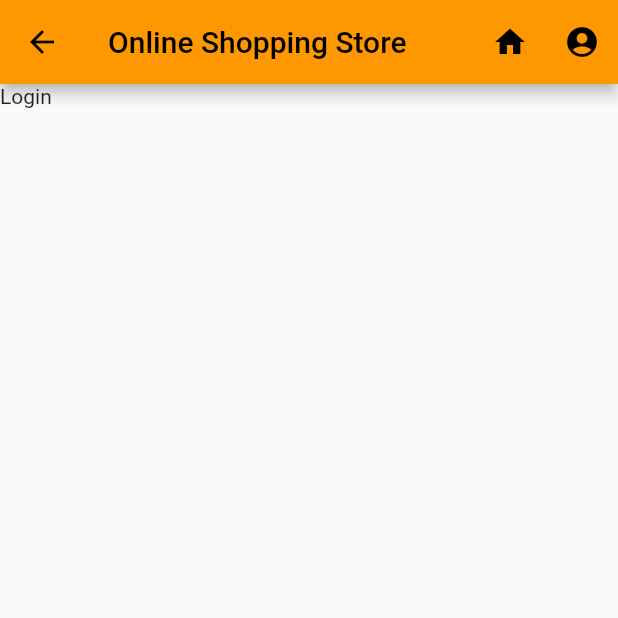
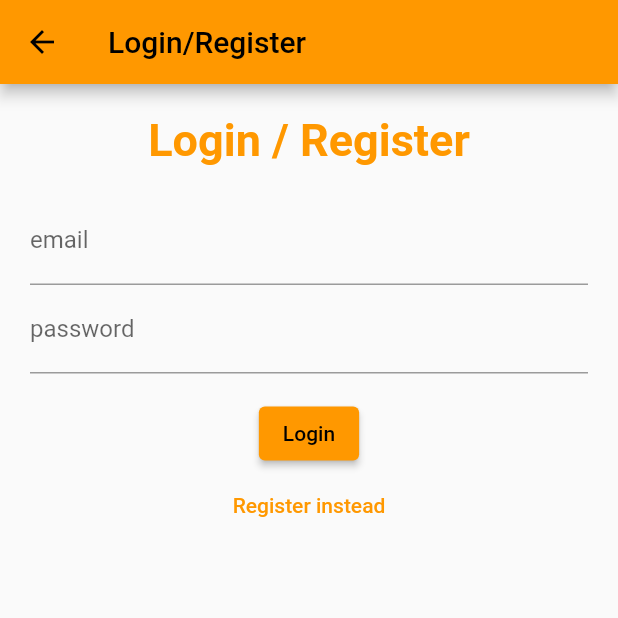
Before and after one commit to maneeshalakshani/CTSE-Online_Shopping_Store, a Flutter app: the LoginView screen opened by its route, on a phone screen of 412 x 824 dp, the top half of it. Run offline on Flutter 3.47's test engine with Material 2 defaults, Android fonts, the phone set to English and light mode, and no system bars; our stand-ins replace auto_route, firebase_auth, firebase_core; accounts and stored records are empty; network calls fail.

Commit message:
feat: login/register

```diff
--- /dev/null
+++ b/lib/models/auth.dart
@@ -0,0 +1,27 @@
+import 'package:firebase_auth/firebase_auth.dart';
+
+class Auth {
+  final FirebaseAuth _firebaseAuth = FirebaseAuth.instance;
+
+  User? get currentUser => _firebaseAuth.currentUser;
+
+  Stream<User?> get authStateChange => _firebaseAuth.authStateChanges();
+
+  Future<void> signInWithEmailAndPassword({
+    required String email,
+    required String password,
+  }) async {
+    await _firebaseAuth.signInWithEmailAndPassword(
+        email: email, password: password);
+  }
+
+  Future<void> createUserWithEmailAndPassword(
+      {required String email, required String password}) async {
+    await _firebaseAuth.createUserWithEmailAndPassword(
+        email: email, password: password);
+  }
+
+  Future<void> signOut() async {
+    await _firebaseAuth.signOut();
+  }
+}
--- a/lib/pages/auth/login.dart
+++ b/lib/pages/auth/login.dart
@@ -1,5 +1,6 @@
+import 'package:firebase_auth/firebase_auth.dart';
 import 'package:flutter/material.dart';
-import 'package:shopping_store/widgets/appBarCustom.dart';
+import 'package:shopping_store/models/auth.dart';
 
 class LoginView extends StatefulWidget {
   const LoginView({Key? key}) : super(key: key);
@@ -9,12 +10,103 @@ class LoginView extends StatefulWidget {
 }
 
 class _LoginViewState extends State<LoginView> {
+  String? errorMsg = '';
+  bool isLogin = true;
+  TextEditingController emailController = TextEditingController();
+  TextEditingController passwordController = TextEditingController();
+
+  Future<void> signInWithEmailAndPassword() async {
+    try {
+      await Auth().signInWithEmailAndPassword(
+        email: emailController.text,
+        password: passwordController.text,
+      );
+    } on FirebaseAuthException catch (e) {
+      setState(() {
+        errorMsg = e.message;
+      });
+    }
+  }
+
+  Future<void> createUserWithEmailAndPassword() async {
+    try {
+      await Auth().createUserWithEmailAndPassword(
+        email: emailController.text,
+        password: passwordController.text,
+      );
+    } on FirebaseAuthException catch (e) {
+      setState(() {
+        errorMsg = e.message;
+      });
+    }
+  }
+
+  Widget textField(String title, TextEditingController controller) {
+    return TextField(
+        controller: controller,
+        decoration: InputDecoration(
+          labelText: title,
+        ));
+  }
+
+  Widget errorMessage() {
+    return Text(errorMsg == '' ? '' : errorMsg!);
+  }
+
+  Widget submitButon(BuildContext context) {
+    return ElevatedButton(
+      onPressed: () {
+        isLogin
+            ? signInWithEmailAndPassword()
+            : createUserWithEmailAndPassword();
+      },
+      child: Text(isLogin ? "Login" : "Register"),
+    );
+  }
+
+  Widget loginOrRegisterButton() {
+    return TextButton(
+      onPressed: () {
+        setState(() {
+          isLogin = !isLogin;
+        });
+      },
+      child: Text(isLogin ? 'Register instead' : 'Login instead'),
+    );
+  }
+
   @override
   Widget build(BuildContext context) {
     return Scaffold(
-      appBar: appBarCustom(),
-      body: Text(
-        "Login"
+      appBar: AppBar(
+        title: const Text("Login/Register"),
+      ),
+      body: Column(
+        children: [
+          Padding(
+            padding: const EdgeInsets.only(top: 20),
+            child: Text(
+              "Login / Register",
+              style: TextStyle(
+                color: Colors.orange,
+                fontWeight: FontWeight.bold,
+                fontSize: 30,
+              ),
+            ),
+          ),
+          Padding(
+            padding: const EdgeInsets.all(20),
+            child: Column(
+              children: [
+                textField('email', emailController),
+                textField('password', passwordController),
+                errorMessage(),
+                submitButon(context),
+                loginOrRegisterButton(),
+              ],
+            ),
+          ),
+        ],
       ),
     );
   }
--- a/lib/widgets/appBarCustom.dart
+++ b/lib/widgets/appBarCustom.dart
@@ -1,20 +1,18 @@
 import 'package:flutter/material.dart';
+import 'package:shopping_store/models/auth.dart';
 
-PreferredSizeWidget appBarCustom(){
+PreferredSizeWidget appBarCustom() {
   return AppBar(
-    backwardsCompatibility: false,
     title: const Text("Online Shopping Store"),
     actions: [
       IconButton(
         icon: Icon(Icons.home),
-        onPressed: (){
-
-        },
+        onPressed: () {},
       ),
       IconButton(
         icon: Icon(Icons.account_circle),
-        onPressed: (){
-
+        onPressed: () {
+          Auth().signOut();
         },
       )
     ],
--- a/pubspec.yaml
+++ b/pubspec.yaml
@@ -33,6 +33,9 @@ dependencies:
     sdk: flutter
   auto_route: 5.0.1
   auto_route_generator: 5.0.2
+  cloud_firestore: ^4.4.3
+  firebase_core : ^2.7.0
+  firebase_auth: ^4.2.9
 
 
   # The following adds the Cupertino Icons font to your application.
```
Also changed, not shown: lib/main.dart (+7 -3 lines), lib/pages/WidgetTree.dart (added, +31 -0 lines), lib/pages/home/AdminHome.dart (added, +46 -0 lines), lib/routes/routes.dart (+6 -2 lines), lib/routes/routes.gr.dart, pubspec.lock, 4 other files.
